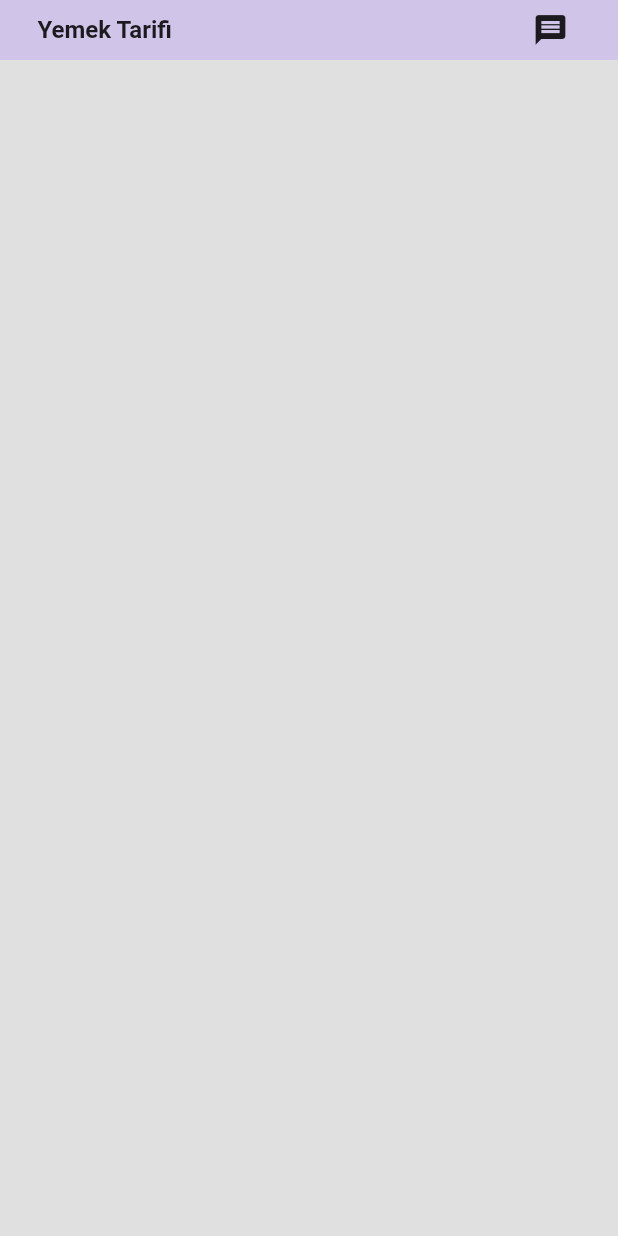
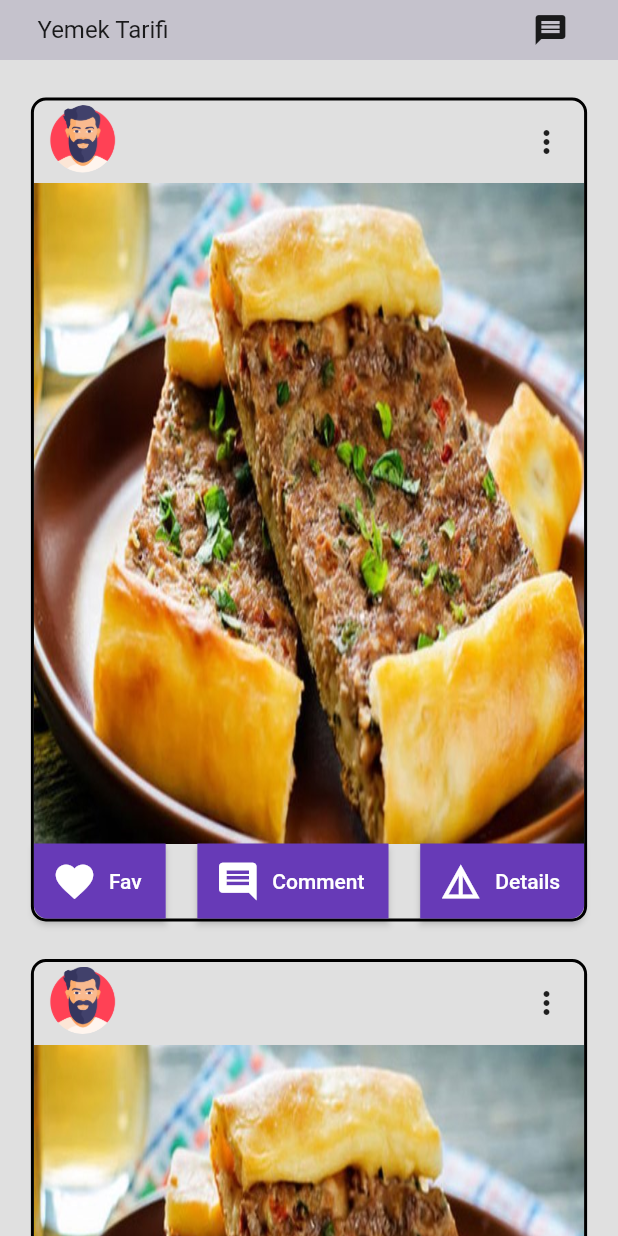
Before and after one commit to abdussametkaradeniz/yemektarifiapp, a Flutter app: the screen it shows after launch, on a phone screen of 412 x 824 dp. Run offline on Flutter 3.47's test engine with Material 2 defaults, Android fonts, the light colour scheme and no system bars; our stand-ins replace google_fonts, lottie; Roboto replaces fonts that are missing (Asap).

Commit message:
card topbar bottom bar

```diff
--- /dev/null
+++ b/lib/MainPage/Card/Card-Bottom-Bar-Comment-Button.dart
@@ -0,0 +1,42 @@
+// ignore_for_file: prefer_const_constructors
+
+import 'package:flutter/material.dart';
+
+class CardBottomBarCommentButton extends StatefulWidget {
+  const CardBottomBarCommentButton({Key? key}) : super(key: key);
+
+  @override
+  State<CardBottomBarCommentButton> createState() =>
+      _CardBottomBarCommentButtonState();
+}
+
+class _CardBottomBarCommentButtonState
+    extends State<CardBottomBarCommentButton> {
+  @override
+  Widget build(BuildContext context) {
+    var widthScreen = MediaQuery.of(context).size.width;
+    return Container(
+      // ignore: sort_child_properties_last
+      child: Row(
+        children: [
+          ElevatedButton.icon(
+            icon: const Icon(
+              Icons.comment,
+              size: 30.0,
+            ),
+            label: Text("Comment"),
+            style: ElevatedButton.styleFrom(
+              shape: RoundedRectangleBorder(
+                borderRadius: BorderRadius.only(
+                  bottomLeft: Radius.circular(0),
+                ),
+              ),
+              minimumSize: const Size.fromWidth(50),
+            ),
+            onPressed: () {},
+          ),
+        ],
+      ),
+    );
+  }
+}
--- /dev/null
+++ b/lib/MainPage/Card/Card-Bottom-Bar-Details-Button.dart
@@ -0,0 +1,39 @@
+import 'package:flutter/material.dart';
+
+class CardBottomBarDetailsButton extends StatefulWidget {
+  const CardBottomBarDetailsButton({Key? key}) : super(key: key);
+
+  @override
+  State<CardBottomBarDetailsButton> createState() =>
+      _CardBottomBarDetailsButtonState();
+}
+
+class _CardBottomBarDetailsButtonState
+    extends State<CardBottomBarDetailsButton> {
+  @override
+  Widget build(BuildContext context) {
+    var widthScreen = MediaQuery.of(context).size.width;
+    return Column(
+      children: [
+        Flexible(
+          child: ElevatedButton.icon(
+            icon: const Icon(
+              Icons.details,
+              size: 30.0,
+            ),
+            label: Text("Details"),
+            style: ElevatedButton.styleFrom(
+              shape: const RoundedRectangleBorder(
+                borderRadius: BorderRadius.only(
+                  bottomRight: Radius.circular(9),
+                ),
+              ),
+              minimumSize: const Size.fromWidth(50),
+            ),
+            onPressed: () {},
+          ),
+        ),
+      ],
+    );
+  }
+}
--- /dev/null
+++ b/lib/MainPage/Card/Card-Bottom-Bar.dart
@@ -0,0 +1,41 @@
+import 'package:flutter/material.dart';
+import 'package:yemektarifiapp/MainPage/Card/Card-Bottom-Bar-Comment-Button.dart';
+import 'package:yemektarifiapp/MainPage/Card/Card-Bottom-Bar-Details-Button.dart';
+import 'package:yemektarifiapp/MainPage/Card/Like-Button-Card-Bottom-Bar.dart';
+
+class CardBottomBar extends StatefulWidget {
+  const CardBottomBar({Key? key}) : super(key: key);
+
+  @override
+  State<CardBottomBar> createState() => _CardBottomBarState();
+}
+
+class _CardBottomBarState extends State<CardBottomBar> {
+  @override
+  Widget build(BuildContext context) {
+    var widthScreen = MediaQuery.of(context).size.width;
+    var heightScreen = MediaQuery.of(context).size.height;
+    return Container(
+      width: widthScreen,
+      height: 50,
+      decoration: const BoxDecoration(
+        borderRadius: BorderRadius.only(
+          bottomLeft: Radius.circular(10),
+          bottomRight: Radius.circular(10),
+        ),
+      ),
+      child: Row(
+        children: const [
+          //like
+          CardBottomBarLikeButton(),
+          Spacer(),
+          //comment
+          CardBottomBarCommentButton(),
+          Spacer(),
+          //fav
+          CardBottomBarDetailsButton(),
+        ],
+      ),
+    );
+  }
+}
--- /dev/null
+++ b/lib/MainPage/Card/Card-For-Content.dart
@@ -0,0 +1,46 @@
+import 'package:flutter/material.dart';
+import 'package:yemektarifiapp/MainPage/Card/Card-Bottom-Bar.dart';
+import 'package:yemektarifiapp/MainPage/Card/Card-Image-Holder.dart';
+import 'package:yemektarifiapp/MainPage/Card/Card-Top-Bar.dart';
+
+class CardForContent extends StatefulWidget {
+  const CardForContent({Key? key}) : super(key: key);
+
+  @override
+  State<CardForContent> createState() => _CardForContentState();
+}
+
+class _CardForContentState extends State<CardForContent> {
+  @override
+  Widget build(BuildContext context) {
+    var widthScreen = MediaQuery.of(context).size.width;
+    var heightScreen = MediaQuery.of(context).size.height;
+    return Column(
+      children: [
+        Container(
+          height: heightScreen / 1.5,
+          width: widthScreen,
+          margin: EdgeInsets.only(
+            left: widthScreen * 0.05,
+            right: widthScreen * 0.05,
+          ),
+          decoration: BoxDecoration(
+            borderRadius: BorderRadius.circular(10),
+            border: Border.all(
+              width: 2.0,
+              color: Colors.black,
+            ),
+          ),
+          child: Column(
+            children: [
+              CardTopBar(),
+              ImageHolder(),
+              CardBottomBar(),
+            ],
+          ),
+        ),
+        SizedBox(height: 25),
+      ],
+    );
+  }
+}
--- /dev/null
+++ b/lib/MainPage/Card/Card-Image-Holder.dart
@@ -0,0 +1,26 @@
+import 'package:flutter/material.dart';
+
+class ImageHolder extends StatefulWidget {
+  const ImageHolder({Key? key}) : super(key: key);
+
+  @override
+  State<ImageHolder> createState() => _ImageHolderState();
+}
+
+class _ImageHolderState extends State<ImageHolder> {
+  @override
+  Widget build(BuildContext context) {
+    var widthScreen = MediaQuery.of(context).size.width;
+    return Expanded(
+      child: Container(
+        width: widthScreen,
+        decoration: const BoxDecoration(
+          image: DecorationImage(
+            image: AssetImage('lib/MainPage/Card/pide.jpg'),
+            fit: BoxFit.fill,
+          ),
+        ),
+      ),
+    );
+  }
+}
--- /dev/null
+++ b/lib/MainPage/Card/Card-Top-Bar.dart
@@ -0,0 +1,50 @@
+import 'package:flutter/material.dart';
+
+class CardTopBar extends StatefulWidget {
+  const CardTopBar({Key? key}) : super(key: key);
+
+  @override
+  State<CardTopBar> createState() => _CardTopBarState();
+}
+
+class _CardTopBarState extends State<CardTopBar> {
+  @override
+  Widget build(BuildContext context) {
+    return Container(
+      child: Row(
+        //card top
+        children: [
+          Padding(
+            padding: const EdgeInsets.only(
+              left: 10,
+              top: 1,
+              bottom: 5,
+            ),
+            child: Container(
+              width: 45,
+              height: 45,
+              decoration: const BoxDecoration(
+                image: DecorationImage(
+                  image: AssetImage('lib/MainPage/man.png'),
+                  fit: BoxFit.fill,
+                ),
+                shape: BoxShape.circle,
+              ),
+            ),
+          ),
+          Spacer(),
+          Container(
+            width: 50,
+            height: 55,
+            decoration: const BoxDecoration(
+              borderRadius: BorderRadius.only(
+                topRight: Radius.circular(10),
+              ),
+            ),
+            child: const Icon(Icons.more_vert),
+          ),
+        ],
+      ),
+    );
+  }
+}
--- /dev/null
+++ b/lib/MainPage/Card/Like-Button-Card-Bottom-Bar.dart
@@ -0,0 +1,56 @@
+import 'package:flutter/material.dart';
+
+class CardBottomBarLikeButton extends StatefulWidget {
+  const CardBottomBarLikeButton({Key? key}) : super(key: key);
+
+  @override
+  State<CardBottomBarLikeButton> createState() =>
+      _CardBottomBarLikeButtonState();
+}
+
+class _CardBottomBarLikeButtonState extends State<CardBottomBarLikeButton> {
+  @override
+  Widget build(BuildContext context) {
+    var widthScreen = MediaQuery.of(context).size.width;
+    var heightScreen = MediaQuery.of(context).size.height;
+    return Container(
+      decoration: const BoxDecoration(
+        borderRadius: BorderRadius.only(
+          bottomLeft: Radius.circular(10),
+        ),
+      ),
+      child: Row(
+        children: [
+          Container(
+            // ignore: sort_child_properties_last
+            child: Row(
+              children: [
+                ElevatedButton.icon(
+                  icon: const Icon(
+                    Icons.favorite,
+                    size: 30.0,
+                  ),
+                  label: Text("Fav"),
+                  style: ElevatedButton.styleFrom(
+                    shape: const RoundedRectangleBorder(
+                      borderRadius: BorderRadius.only(
+                        bottomLeft: Radius.circular(9),
+                      ),
+                    ),
+                    minimumSize: const Size.fromWidth(50),
+                  ),
+                  onPressed: () {},
+                ),
+              ],
+            ),
+            decoration: const BoxDecoration(
+              borderRadius: BorderRadius.only(
+                bottomLeft: Radius.circular(10),
+              ),
+            ),
+          ),
+        ],
+      ),
+    );
+  }
+}
--- a/lib/MainPage/MainPageUser.dart
+++ b/lib/MainPage/MainPageUser.dart
@@ -1,6 +1,6 @@
-// ignore_for_file: prefer_const_constructors
-
 import 'package:flutter/material.dart';
+import 'package:yemektarifiapp/MainPage/Card/Card-For-Content.dart';
+import 'package:yemektarifiapp/MainPage/Topbar.dart';
 
 class MainPageUser extends StatefulWidget {
   @override
@@ -10,48 +10,25 @@
 class _MainPageUserState extends State<MainPageUser> {
   @override
   Widget build(BuildContext context) {
+    var widthScreen = MediaQuery.of(context).size.width;
+    var heightScreen = MediaQuery.of(context).size.height;
     return Scaffold(
       backgroundColor: Colors.grey[300],
-      body: SafeArea(
-        child: Column(
-          children: [
-            //topbar
-            Container(
-              decoration: BoxDecoration(
-                color: Colors.deepPurple[100],
-              ),
-              child: Padding(
-                padding: const EdgeInsets.symmetric(horizontal: 25.0),
-                child: Row(
-                  mainAxisAlignment: MainAxisAlignment.spaceBetween,
-                  children: [
-                    Column(
-                      // ignore: prefer_const_literals_to_create_immutables
-                      children: [
-                        Text(
-                          "Yemek Tarifi",
-                          style: TextStyle(
-                            fontWeight: FontWeight.bold,
-                            fontSize: 16,
-                          ),
-                        ),
-                      ],
-                    ),
-                    Container(
-                      padding: EdgeInsets.all(8),
-                      child: Icon(Icons.message),
-                      decoration: BoxDecoration(
-                        color: Colors.deepPurple[100],
-                        borderRadius: BorderRadius.circular(12),
-                      ),
-                    ),
-                  ],
-                ),
-              ),
-            ),
-            //body
-            Container()
-          ],
+      body: SingleChildScrollView(
+        child: SafeArea(
+          child: Column(
+            children: [
+              //topbar
+              Topbar(),
+              SizedBox(height: 25),
+              //body
+              CardForContent(),
+              CardForContent(),
+              CardForContent(),
+              CardForContent(),
+              CardForContent(),
+            ],
+          ),
         ),
       ),
     );
--- /dev/null
+++ b/lib/MainPage/Topbar.dart
@@ -0,0 +1,46 @@
+import 'package:flutter/material.dart';
+import 'package:flutter/src/foundation/key.dart';
+import 'package:flutter/src/widgets/framework.dart';
+import 'package:google_fonts/google_fonts.dart';
+
+class Topbar extends StatelessWidget {
+  const Topbar({Key? key}) : super(key: key);
+
+
+  @override
+  Widget build(BuildContext context) {
+    return Container(
+      decoration: BoxDecoration(
+        color: Color.fromARGB(255, 197, 194, 204),
+      ),
+      child: Padding(
+        padding: const EdgeInsets.symmetric(horizontal: 25.0),
+        child: Row(
+          mainAxisAlignment: MainAxisAlignment.spaceBetween,
+          children: [
+            Column(
+              // ignore: prefer_const_literals_to_create_immutables
+              children: [
+                Text(
+                  "Yemek Tarifi",
+                  style: GoogleFonts.asap(
+                    fontWeight: FontWeight.normal,
+                    fontSize: 16,
+                  ),
+                ),
+              ],
+            ),
+            Container(
+              padding: EdgeInsets.all(8),
+              child: Icon(Icons.message),
+              decoration: BoxDecoration(
+                color: Color.fromARGB(255, 197, 194, 204),
+                borderRadius: BorderRadius.circular(12),
+              ),
+            ),
+          ],
+        ),
+      ),
+    );
+  }
+}
--- a/pubspec.yaml
+++ b/pubspec.yaml
@@ -63,6 +63,8 @@
   assets:
    - lib/Login/LoginImages/
    - lib/Signin/SignInImages/
+   - lib/MainPage/
+   - lib/MainPage/Card
   #   - images/a_dot_ham.jpeg
 
   # An image asset can refer to one or more resolution-specific "variants", see
```
Also changed, not shown: lib/MainPage/Card/chat-bubble.png (added), lib/MainPage/Card/pide.jpg (added), lib/MainPage/man.png (added), lib/MainPage/menu.png (added), pubspec.lock.
